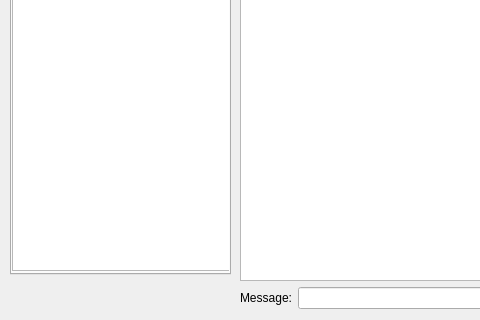
Before: the Qt Designer form GUI/Client/chatwindow.ui in vietnq2291/network-programming-project-20222, drawn with Qt 5; both pictures show x 0 to 480 and y 332 to 652 of the 1146 by 652 pixel window.
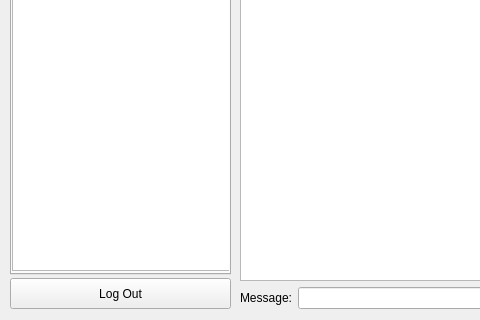
After: the same form once the commit is applied. Icons and pictures are not drawn.

What changed in the file:
```diff
--- a/GUI/Client/chatwindow.ui
+++ b/GUI/Client/chatwindow.ui
@@ -63,7 +63,7 @@
     </widget>
    </widget>
   </widget>
-  <widget class="QWidget" name="">
+  <widget class="QWidget" name="layoutWidget">
    <property name="geometry">
     <rect>
      <x>240</x>
@@ -124,6 +124,19 @@
     </item>
    </layout>
   </widget>
+  <widget class="QPushButton" name="LogOutButton">
+   <property name="geometry">
+    <rect>
+     <x>10</x>
+     <y>610</y>
+     <width>221</width>
+     <height>31</height>
+    </rect>
+   </property>
+   <property name="text">
+    <string>Log Out</string>
+   </property>
+  </widget>
  </widget>
  <resources/>
  <connections/>
```
